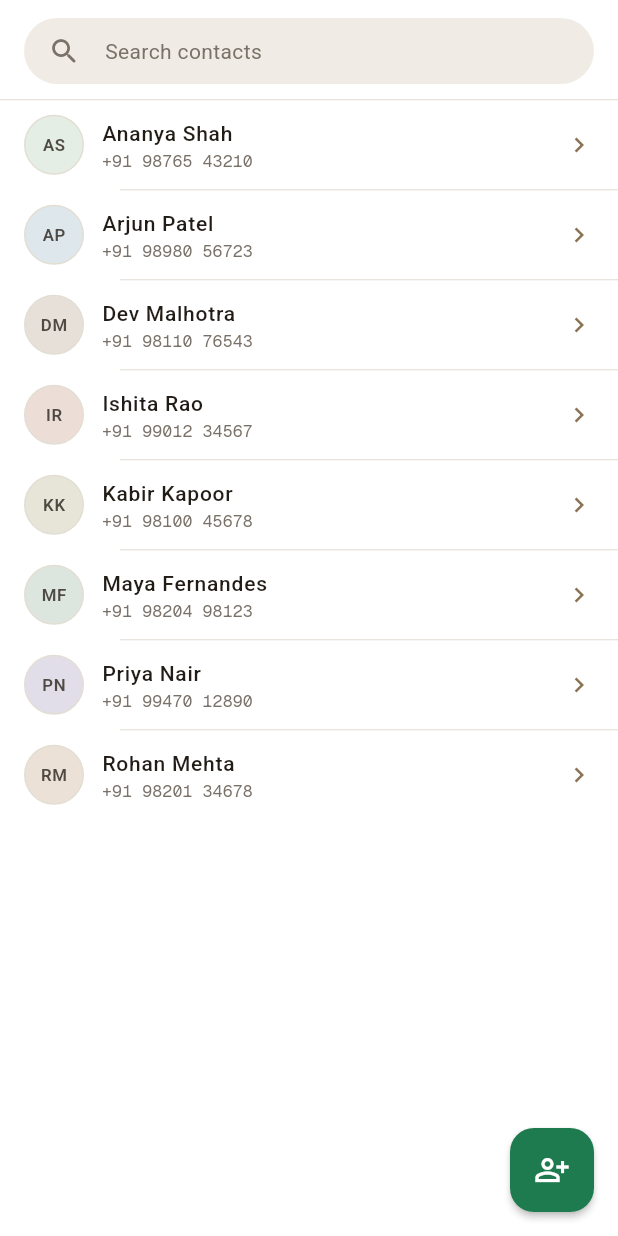
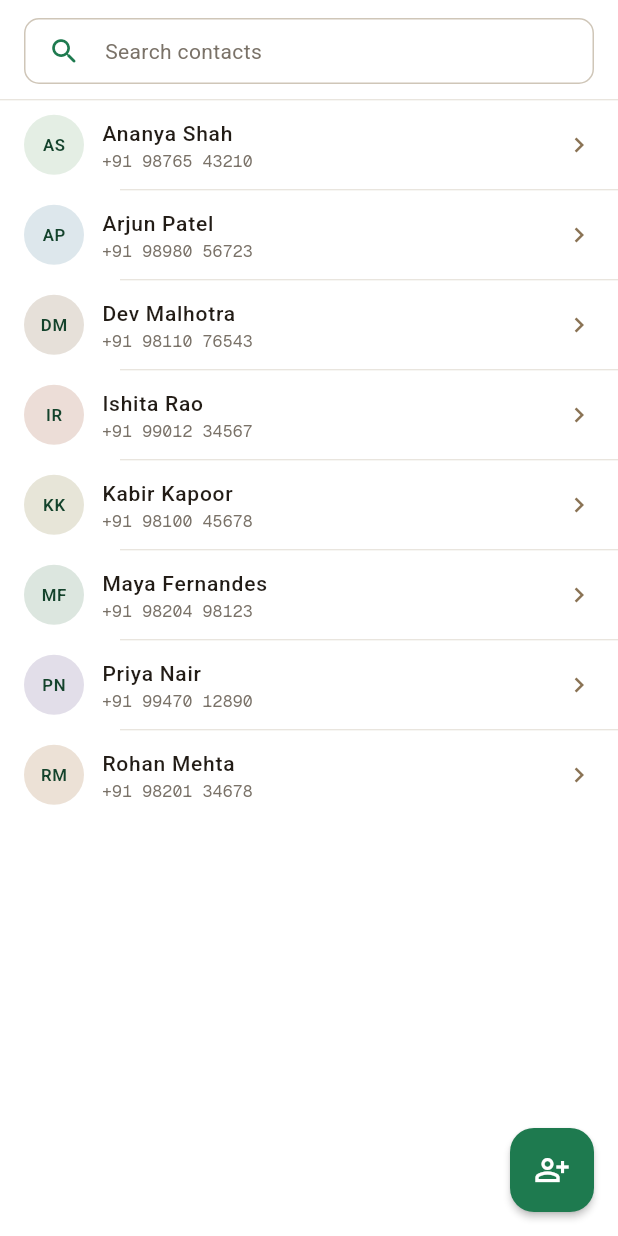
Before and after one commit to vnshah/telvox-chat-mobile-app, a Flutter app: the ContactsPage screen opened directly, on a phone screen of 412 x 824 dp. Run offline on Flutter 3.47's test engine with Material 3 defaults, Android fonts, the phone set to English and light mode, and no system bars; our stand-ins replace dio, emoji_picker_flutter, firebase_core, firebase_messaging, flutter_local_notifications, flutter_riverpod and 7 more; missing offline and left inert: file_selector, flutter_callkit_incoming, flutter_webrtc, record; accounts and stored records are empty; network calls fail; project files that could hold a hidden picture were left out.

Commit message:
Green accents and an outlined search, as the white design mockup has them
The white screens kept the warm paper look's taupe accents, so the app
still read as cream. Avatars, selected chips, the active tab, contact
actions and tags now use the mockup's green wash with dark green text,
and avatars lose their ring. Search is white with a thin outline and a
green icon. Sheets, dialogs, menus and the media page are white.

Co-Authored-By: Claude Opus 5.5 <noreply@anthropic.com>

```diff
--- a/lib/mobile/screens.dart
+++ b/lib/mobile/screens.dart
@@ -1229,7 +1229,7 @@ class _LiveListState extends State<LiveList> with WidgetsBindingObserver {
                 hintText: widget.kind == 2
                     ? 'Search tickets'
                     : 'Search name or number',
-                leading: const Icon(Icons.search, color: T.secondary),
+                leading: const Icon(Icons.search, color: T.green),
               ),
       ),
       Padding(
--- a/lib/mobile/shared_media.dart
+++ b/lib/mobile/shared_media.dart
@@ -133,7 +133,7 @@ class _MediaGalleryPageState extends State<MediaGalleryPage> {
             ),
           );
     return Scaffold(
-      backgroundColor: ios ? T.iosGrouped : T.wash,
+      backgroundColor: ios ? T.iosGrouped : Colors.white,
       appBar: platformAppBar(context, title: Text(kind.label)),
       body: Column(
         children: [
--- a/lib/ui/theme.dart
+++ b/lib/ui/theme.dart
@@ -23,9 +23,10 @@ abstract final class T {
   static const edge = Color(0xFFE3DED4);
   static const control = Color(0xFFCFC6B8);
 
-  /// Taupe wash: avatars, tags, selected chips and the active tab.
-  static const selected = Color(0xFFECE4D8);
-  static const onSelected = Color(0xFF3D3022);
+  /// Green wash: avatars, tags, selected chips and the active tab, as the
+  /// white design has them (it replaced the taupe of the warm paper look).
+  static const selected = Color(0xFFDCEBDD);
+  static const onSelected = Color(0xFF14432C);
   static const greenWash = Color(0xFFDCEBDD);
 
   /// Screens are white; the warm tones stay in controls, tags and bubbles.
@@ -143,11 +144,13 @@ abstract final class T {
         surface: surface,
         onSurface: ink,
         onSurfaceVariant: secondary,
+        // Sheets, dialogs and menus are white like the screens; fills that
+        // need to stand apart use the light warm grey of customer messages.
         surfaceContainerLowest: Colors.white,
-        surfaceContainerLow: wash,
-        surfaceContainer: const Color(0xFFF3EFE8),
-        surfaceContainerHigh: surfaceHigh,
-        surfaceContainerHighest: const Color(0xFFE9E3DA),
+        surfaceContainerLow: Colors.white,
+        surfaceContainer: incoming,
+        surfaceContainerHigh: Colors.white,
+        surfaceContainerHighest: hairline,
         outline: control,
         outlineVariant: edge,
         inverseSurface: ink,
@@ -284,9 +287,19 @@ abstract final class T {
           borderSide: const BorderSide(color: danger),
         ),
       ),
+      // White with a thin outline, as the white design draws search.
       searchBarTheme: SearchBarThemeData(
         elevation: const WidgetStatePropertyAll(0),
-        backgroundColor: const WidgetStatePropertyAll(surfaceHigh),
+        backgroundColor: const WidgetStatePropertyAll(Colors.white),
+        surfaceTintColor: const WidgetStatePropertyAll(Colors.transparent),
+        side: WidgetStateProperty.resolveWith(
+          (states) => BorderSide(
+            color: states.contains(WidgetState.focused) ? green : control,
+          ),
+        ),
+        shape: WidgetStatePropertyAll(
+          RoundedRectangleBorder(borderRadius: BorderRadius.circular(10)),
+        ),
         constraints: const BoxConstraints(minHeight: 46),
         hintStyle: const WidgetStatePropertyAll(
           TextStyle(color: muted, fontSize: 14),
@@ -463,11 +476,7 @@ class Avatar extends StatelessWidget {
           width: size,
           height: size,
           alignment: Alignment.center,
-          decoration: BoxDecoration(
-            color: color,
-            shape: BoxShape.circle,
-            border: Border.all(color: T.edge),
-          ),
+          decoration: BoxDecoration(color: color, shape: BoxShape.circle),
           child: Text(
             name
                 .trim()
@@ -480,7 +489,7 @@ class Avatar extends StatelessWidget {
             style: TextStyle(
               fontSize: size * .28,
               fontWeight: FontWeight.w600,
-              color: T.secondary,
+              color: T.onSelected,
             ),
           ),
         ),
@@ -730,10 +739,8 @@ class _SearchBoxState extends State<SearchBox> {
       controller: controller,
       onChanged: widget.onChanged,
       hintText: widget.hint,
-      leading: const AppIcon(Icons.search_rounded, size: 22, color: T.muted),
+      leading: const AppIcon(Icons.search_rounded, size: 22, color: T.green),
       constraints: BoxConstraints(minHeight: widget.dense ? 44 : 48),
-      elevation: const WidgetStatePropertyAll(0),
-      backgroundColor: const WidgetStatePropertyAll(T.paper),
       padding: const WidgetStatePropertyAll(
         EdgeInsets.symmetric(horizontal: 16),
       ),
```
Also changed, not shown: 1 other file.
